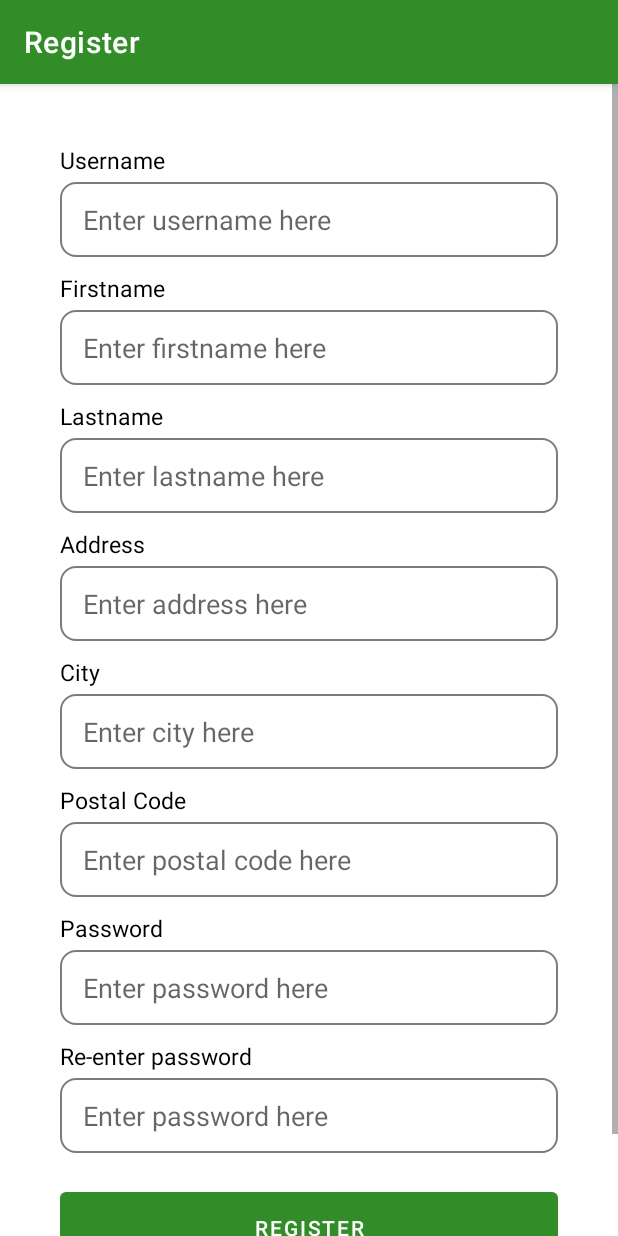
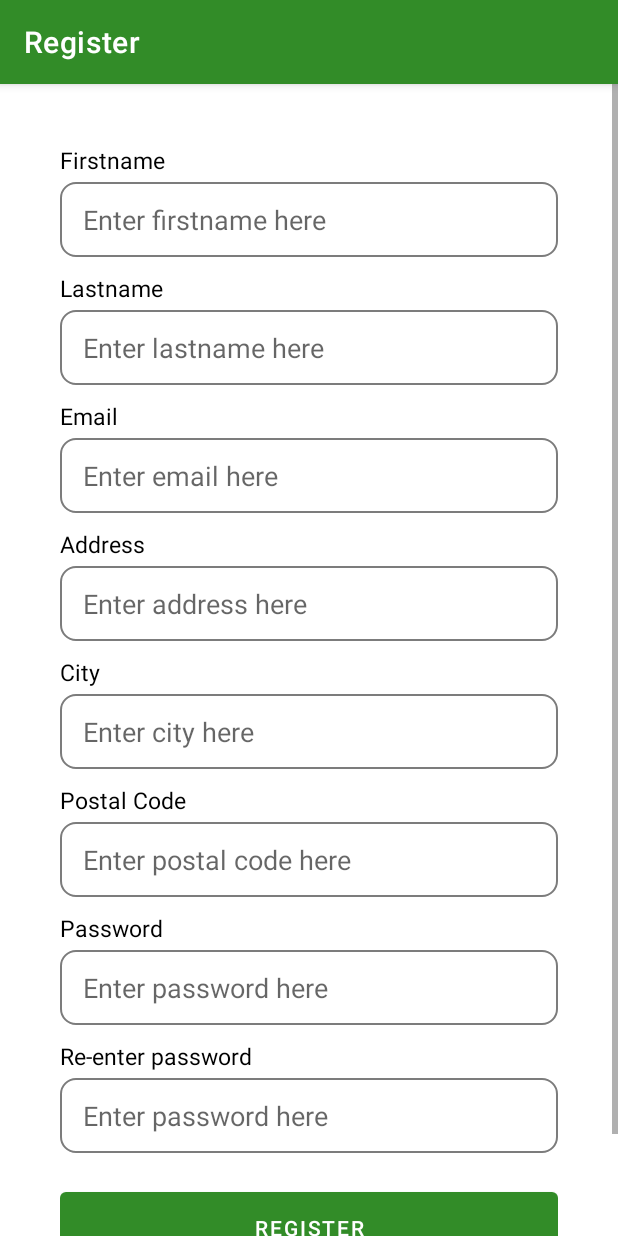
Before and after one commit to jovichenmcintyrecentenial/android_assignment_4, an Android app: the screen it shows after launch (RegisterAcitivy), after a tap on an icon or button, on a phone screen of 412 x 824 dp. Run offline under Robolectric (Android 15) with nearby library versions, the phone set to English and light mode, and no system bars; our stand-ins replace Room's generated code.

Commit message:
change username to email, add get all order repo function

```diff
--- a/app/src/main/java/com/centennial/jovichenmcintyre_mapd711_assignment4/dao/PhoneStoreDao.kt
+++ b/app/src/main/java/com/centennial/jovichenmcintyre_mapd711_assignment4/dao/PhoneStoreDao.kt
@@ -13,10 +13,10 @@ interface PhoneStoreDao {
     @Insert(onConflict = OnConflictStrategy.REPLACE)
     fun insertCustomer(studentModel: CustomerModel)
 
-    @Query("SELECT * FROM customers WHERE userName =:userName AND password =:password")
+    @Query("SELECT * FROM customers WHERE email =:userName AND password =:password")
     fun passwordCheck(userName: String,password:String) : CustomerModel?
 
-    @Query("SELECT * FROM customers WHERE userName =:userName")
+    @Query("SELECT * FROM customers WHERE email =:userName")
     fun getCustomer(userName: String) : CustomerModel?
 
     @Update
@@ -33,6 +33,9 @@ interface PhoneStoreDao {
     @Query("SELECT * FROM products")
     fun getAllProducts() : List<ProductModel>?
 
+    @Query("SELECT * FROM orders WHERE custId =:id")
+    fun getMyOrders (id:Int) : List<OrderModel>?
+
     @Query("SELECT * FROM products WHERE phoneMake =:phoneMake AND phoneModel =:phoneModel")
     fun getProduct (phoneMake:String, phoneModel:String) : ProductModel?
 //
--- a/app/src/main/java/com/centennial/jovichenmcintyre_mapd711_assignment4/database/PhoneStoreDatabase.kt
+++ b/app/src/main/java/com/centennial/jovichenmcintyre_mapd711_assignment4/database/PhoneStoreDatabase.kt
@@ -8,7 +8,7 @@ import com.centennial.jovichenmcintyre_mapd711_assignment4.models.OrderModel
 import com.centennial.jovichenmcintyre_mapd711_assignment4.models.ProductModel
 
 //Room database
-@Database(entities = arrayOf(OrderModel::class,CustomerModel::class,ProductModel::class,), version = 4, exportSchema = false)
+@Database(entities = arrayOf(OrderModel::class,CustomerModel::class,ProductModel::class,), version = 5, exportSchema = false)
 abstract class PhoneStoreDatabase : RoomDatabase() {
     //instantiating DAO object
     abstract fun phonestoreDao() : PhoneStoreDao
--- a/app/src/main/java/com/centennial/jovichenmcintyre_mapd711_assignment4/models/Customer.kt
+++ b/app/src/main/java/com/centennial/jovichenmcintyre_mapd711_assignment4/models/Customer.kt
@@ -7,8 +7,8 @@ import androidx.room.PrimaryKey
 @Entity(tableName = "customers")
 data class CustomerModel(
     //defining a column orderId
-    @ColumnInfo(name = "userName")
-    var userName: String,
+    @ColumnInfo(name = "email")
+    var email: String,
     //defining a column firstname
     @ColumnInfo(name = "firstname")
     var firstname: String,
--- a/app/src/main/java/com/centennial/jovichenmcintyre_mapd711_assignment4/models/Order.kt
+++ b/app/src/main/java/com/centennial/jovichenmcintyre_mapd711_assignment4/models/Order.kt
@@ -4,7 +4,7 @@ import androidx.room.ColumnInfo
 import androidx.room.Entity
 import androidx.room.PrimaryKey
 
-@Entity(tableName = "order")
+@Entity(tableName = "orders")
 data class OrderModel(
     //defining a column custId
     @ColumnInfo(name = "custId")
--- a/app/src/main/java/com/centennial/jovichenmcintyre_mapd711_assignment4/ui/login/LoginActivity.kt
+++ b/app/src/main/java/com/centennial/jovichenmcintyre_mapd711_assignment4/ui/login/LoginActivity.kt
@@ -26,7 +26,7 @@ class LoginActivity : AppCompatActivity() {
 
     override fun onCreate(savedInstanceState: Bundle?) {
         super.onCreate(savedInstanceState)
-        setContentView(R.layout.activity_main)
+        setContentView(R.layout.activity_login)
         loginViewModel = ViewModelProvider(this).get(modelClass = LoginViewModel::class.java)
 
         usernameEditText = findViewById(R.id.uname)
--- a/app/src/main/java/com/centennial/jovichenmcintyre_mapd711_assignment4/ui/profile/ProfileFragment.kt
+++ b/app/src/main/java/com/centennial/jovichenmcintyre_mapd711_assignment4/ui/profile/ProfileFragment.kt
@@ -39,7 +39,7 @@ class ProfileFragment : Fragment() {
         updateViewModel.liveCustomerData.observe(viewLifecycleOwner, Observer {
 
             if(it != null) {
-                username.text = "@${it.userName}"
+                username.text = "${it.email}"
                 name.text = "${it.firstname} ${it.lastname}"
             }
 
--- a/app/src/main/java/com/centennial/jovichenmcintyre_mapd711_assignment4/ui/udpate_customer/UpdateCustomerActivity.kt
+++ b/app/src/main/java/com/centennial/jovichenmcintyre_mapd711_assignment4/ui/udpate_customer/UpdateCustomerActivity.kt
@@ -11,9 +11,6 @@ import androidx.lifecycle.Observer
 import androidx.lifecycle.ViewModelProvider
 import com.centennial.jovichenmcintyre_mapd711_001_assignment2.exceptions.UserInputException
 import com.centennial.jovichenmcintyre_mapd711_assignment4.R
-import com.centennial.jovichenmcintyre_mapd711_assignment4.models.CustomerModel
-import com.centennial.jovichenmcintyre_mapd711_assignment4.repository.CustomerRepository
-import com.centennial.jovichenmcintyre_mapd711_assignment4.ui.register.RegisterViewModel
 import com.centennial.jovichenmcintyre_mapd711_assignment4.utils.Utils
 
 class UpdateCustomerActivity : AppCompatActivity() {
@@ -58,7 +55,7 @@ class UpdateCustomerActivity : AppCompatActivity() {
         updateViewModel.liveCustomerData.observe(this, Observer {
 
             if(it != null) {
-                username.setText(it.userName)
+                username.setText(it.email)
                 city.setText(it.city)
                 address.setText(it.address)
                 postalCode.setText(it.postal)
--- a/app/src/main/res/layout/activity_main.xml
+++ b/app/src/main/res/layout/activity_login.xml
@@ -27,13 +27,13 @@
 
     <TextView
         style="@style/checkout_text_view_style"
-        android:text="Username" />
+        android:text="Email" />
 
     <EditText
         android:id="@+id/uname"
         style="@style/edit_text"
         android:autofillHints=""
-        android:hint="Enter username here"
+        android:hint="Enter email here"
         android:inputType="textPersonName" />
 
     <TextView
--- a/app/src/main/res/layout/activity_register_acitivy.xml
+++ b/app/src/main/res/layout/activity_register_acitivy.xml
@@ -17,17 +17,7 @@
     tools:context=".ui.register.RegisterAcitivy">
 
 
-    <TextView
-        android:id="@+id/uname_label"
-        style="@style/checkout_text_view_style"
-        android:text="@string/username" />
 
-    <EditText
-        android:id="@+id/uname"
-        style="@style/edit_text"
-        android:autofillHints=""
-        android:hint="@string/enter_username_here"
-        android:inputType="textPersonName" />
 
     <TextView
         android:id="@+id/fname_label"
@@ -51,7 +41,17 @@
         android:autofillHints=""
         android:hint="@string/enter_lastname_here"
         android:inputType="textPersonName" />
+    <TextView
+        android:id="@+id/uname_label"
+        style="@style/checkout_text_view_style"
+        android:text="Email" />
 
+    <EditText
+        android:id="@+id/uname"
+        style="@style/edit_text"
+        android:autofillHints=""
+        android:hint="@string/enter_username_here"
+        android:inputType="textPersonName" />
     <TextView
         style="@style/checkout_text_view_style"
         android:text="@string/address" />
--- a/app/src/main/res/values/strings.xml
+++ b/app/src/main/res/values/strings.xml
@@ -4,7 +4,7 @@
     <string name="my_text">This is an <u>underline</u>.</string>
     <string name="don_t_an_account">Don\'t have an account? </string>
     <string name="username">Username</string>
-    <string name="enter_username_here">Enter username here</string>
+    <string name="enter_username_here">Enter email here</string>
     <string name="firstname">Firstname</string>
     <string name="enter_firstname_here">Enter firstname here</string>
     <string name="lastname">Lastname</string>
```
Also changed, not shown: app/src/main/java/com/centennial/jovichenmcintyre_mapd711_assignment4/repository/OrderRepository.kt (+11 -0 lines).
